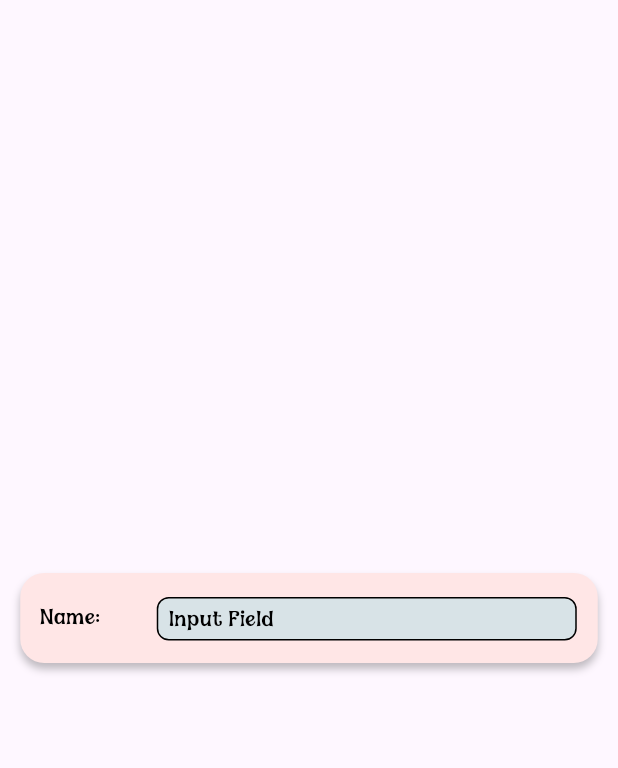
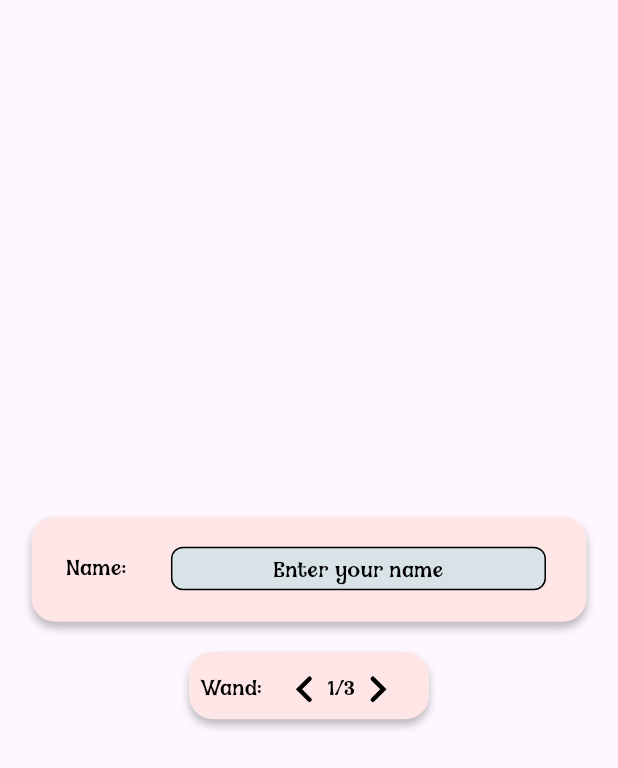
Before and after one commit to nspyrop03/hocus_focus, a Flutter app: the screen it shows after launch, on a phone screen of 412 x 824 dp. Shown: the top 768 px of the screen. Run offline on Flutter 3.47's test engine with Material 3 defaults, Android fonts, the phone set to English and light mode, and no system bars; our stand-ins replace flutter_svg.

Commit message:
Added first stateful widget

```diff
--- a/lib/screens/welcome_page.dart
+++ b/lib/screens/welcome_page.dart
@@ -9,7 +9,9 @@ class WelcomePage extends StatelessWidget {
         child: Column(
           mainAxisAlignment: MainAxisAlignment.center,
           children: [
-            NameinputfullboxWidget(),
+            NameInputFullBoxWidget(),
+            SizedBox(height: 20),
+            ChangeAppearanceWidget(name: 'Wand:', maxSelections: 3,),
           ],
         ),
       )
--- a/lib/styles/styles.dart
+++ b/lib/styles/styles.dart
@@ -36,5 +36,4 @@ class MyStyles {
     blurRadius: 4
   );
 
-
 }
--- a/lib/widgets/welcome_widgets.dart
+++ b/lib/widgets/welcome_widgets.dart
@@ -1,88 +1,179 @@
 import 'package:flutter/material.dart';
 import 'package:hocus_focus/styles/colors.dart';
 import 'package:hocus_focus/styles/styles.dart';
+import 'dart:math' as math;
+import 'package:flutter_svg/flutter_svg.dart';
 
-class NameinputfullboxWidget extends StatelessWidget {
-  const NameinputfullboxWidget({super.key});
+class NameInputFullBoxWidget extends StatelessWidget {
+  const NameInputFullBoxWidget({super.key});
 
   @override
   Widget build(BuildContext context) {
     // Figma Flutter Generator NameinputfullboxWidget - INSTANCE
     return SizedBox(
-        width: 385,
-        height: 60,
+        width: 370,
+        height: 70,
         child: Stack(children: <Widget>[
           Positioned(
               top: 0,
               left: 0,
               child: Container(
-                  width: 385,
-                  height: 60,
+                  width: 370,
+                  height: 70,
                   decoration: const BoxDecoration(
                     borderRadius: MyStyles.roundBox16,
                     boxShadow: [MyStyles.boxShadowBasic],
                     color: MyColors.primary,
                   ))),
           Positioned(
-              top: 16,
+              top: 20,
               left: 13,
               child: Container(
-                decoration: const BoxDecoration(),
-                padding: const EdgeInsets.symmetric(horizontal: 0, vertical: 0),
+                  decoration: const BoxDecoration(),
+                  padding:
+                      const EdgeInsets.symmetric(horizontal: 10, vertical: 0),
+                  child: InputFieldGenericWidget())),
+        ]));
+  }
+}
+
+class InputFieldGenericWidget extends StatelessWidget {
+  @override
+  Widget build(BuildContext context) {
+    return Center(
+      child: Column(
+        mainAxisAlignment: MainAxisAlignment.center,
+        children: [
+          Row(
+            mainAxisSize: MainAxisSize.min,
+            children: [
+              Text(
+                'Name:',
+                textAlign: TextAlign.center,
+                style: MyStyles.magic14,
+              ),
+              SizedBox(width: 30),
+              Stack(
+                children: [
+                  Container(
+                      width: 250,
+                      height: 29,
+                      decoration: BoxDecoration(
+                        borderRadius: MyStyles.roundBox8,
+                        color: MyColors.background,
+                        border: MyStyles.borderAll1,
+                      )),
+                  SizedBox(
+                    width: 250,
+                    height: 22,
+                    child: TextField(
+                      decoration: InputDecoration(
+                        border: InputBorder.none,
+                        hintText: 'Enter your name',
+                        hintStyle: MyStyles.magic14,
+                      ),
+                      style: MyStyles.magic14,
+                      textAlign: TextAlign.center,
+                    ),
+                  ),
+                ],
+              )
+            ],
+          ),
+        ],
+      ),
+    );
+  }
+}
+
+class ChangeAppearanceWidget extends StatefulWidget {
+  final dynamic name;
+  final dynamic maxSelections;
+
+  const ChangeAppearanceWidget({super.key, required this.name, required this.maxSelections});
+
+  @override
+  State<ChangeAppearanceWidget> createState() => _ChangeAppearanceWidgetState();
+}
+
+class _ChangeAppearanceWidgetState extends State<ChangeAppearanceWidget> {
+
+  var currentSelection = 1;
+
+  @override
+  Widget build(BuildContext context) {
+    // Figma Flutter Generator ChangeappearanceWidget - COMPONENT
+    return SizedBox(
+        width: 160,
+        height: 45,
+        child: Stack(children: <Widget>[
+          Positioned(
+              top: 0,
+              left: 0,
+              child: Container(
+                  width: 160,
+                  height: 45,
+                  decoration: BoxDecoration(
+                    borderRadius: MyStyles.roundBox16,
+                    boxShadow: [MyStyles.boxShadowBasic],
+                    color: MyColors.primary,
+                  ))),
+          Positioned(
+              top: 16,
+              left: 7,
+              child: Container(
+                decoration: BoxDecoration(),
+                padding: EdgeInsets.symmetric(horizontal: 0, vertical: 0),
                 child: Row(
                   mainAxisSize: MainAxisSize.min,
                   children: <Widget>[
-                    InputfieldgenericWidget()
+                    Text(
+                      widget.name,
+                      textAlign: TextAlign.center,
+                      style: MyStyles.magic14,
+                    ),
+                    SizedBox(width: 22),
+                    Container(
+                      decoration: BoxDecoration(),
+                      padding: EdgeInsets.symmetric(horizontal: 0, vertical: 0),
+                      child: Row(
+                        mainAxisSize: MainAxisSize.min,
+                        children: <Widget>[
+                          GestureDetector(
+                            onTap: () {
+                              print('Tapped previous');
+                              setState(() {
+                                currentSelection = math.max(1, currentSelection - 1);
+                              });
+                            },
+                            child: SvgPicture.asset(
+                                'assets/images/vector29.svg',
+                                semanticsLabel: 'vector29'),
+                          ),
+                          SizedBox(width: 10),
+                          Text(
+                            '$currentSelection/${widget.maxSelections}',
+                            textAlign: TextAlign.center,
+                            style: MyStyles.magic14,
+                          ),
+                          SizedBox(width: 10),
+                          GestureDetector(
+                            onTap: () {
+                              print('Tapped next');
+                              setState(() {
+                                currentSelection = math.min(widget.maxSelections, currentSelection + 1);
+                              });
+                            },
+                            child: SvgPicture.asset(
+                                'assets/images/vector28.svg',
+                                semanticsLabel: 'vector28'),
+                          ),
+                        ],
+                      ),
+                    ),
                   ],
                 ),
               )),
         ]));
   }
 }
-
-class InputfieldgenericWidget extends StatelessWidget {
-  @override
-  Widget build(BuildContext context) {
-    // Figma Flutter Generator InputfieldgenericWidget - COMPONENT
-    return Container(
-        width: 358,
-        height: 29,
-        child: Stack(children: <Widget>[
-          Positioned(
-              top: 7,
-              left: 0,
-              child: Text(
-                'Name:',
-                textAlign: TextAlign.center,
-                style: MyStyles.magic14,
-              )),
-          Positioned(
-              top: 0,
-              left: 78,
-              child: Container(
-                  width: 280,
-                  height: 29,
-                  child: Stack(children: <Widget>[
-                    Positioned(
-                        top: 0,
-                        left: 0,
-                        child: Container(
-                            width: 280,
-                            height: 29,
-                            decoration: BoxDecoration(
-                              borderRadius: MyStyles.roundBox8,
-                              color: MyColors.background,
-                              border: MyStyles.borderAll1,
-                            ))),
-                    Positioned(
-                        top: 8,
-                        left: 8,
-                        child: Text(
-                          'Input Field',
-                          textAlign: TextAlign.center,
-                          style: MyStyles.magic14,
-                        )),
-                  ]))),
-        ]));
-  }
-}
--- a/pubspec.yaml
+++ b/pubspec.yaml
@@ -13,6 +13,7 @@ dependencies:
   flutter:
     sdk: flutter
   cupertino_icons: ^1.0.8
+  flutter_svg : ^2.0.16
 
 dev_dependencies:
   flutter_test:
@@ -54,6 +55,8 @@ flutter:
   #
   # For details regarding fonts from package dependencies,
   # see https://flutter.dev/to/font-from-package
+  assets:
+    - assets/images/
 
   fonts:
     - family: AvolisseDEMO
```
Also changed, not shown: assets/images/vector28.svg (added), assets/images/vector29.svg (added), pubspec.lock.
